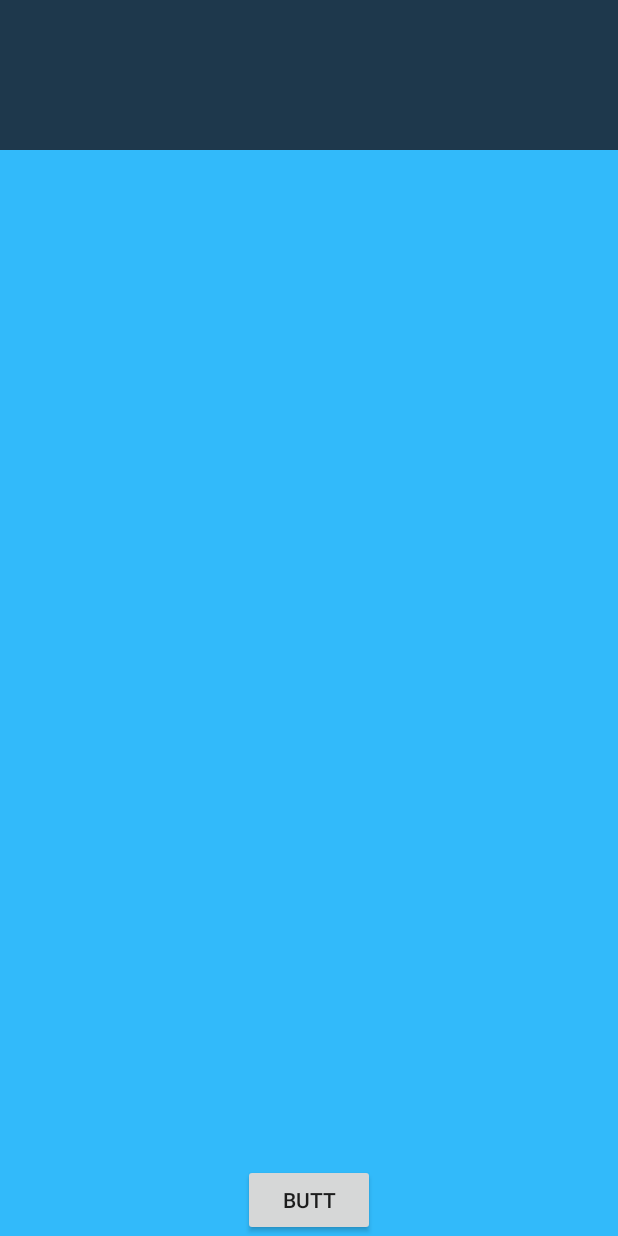
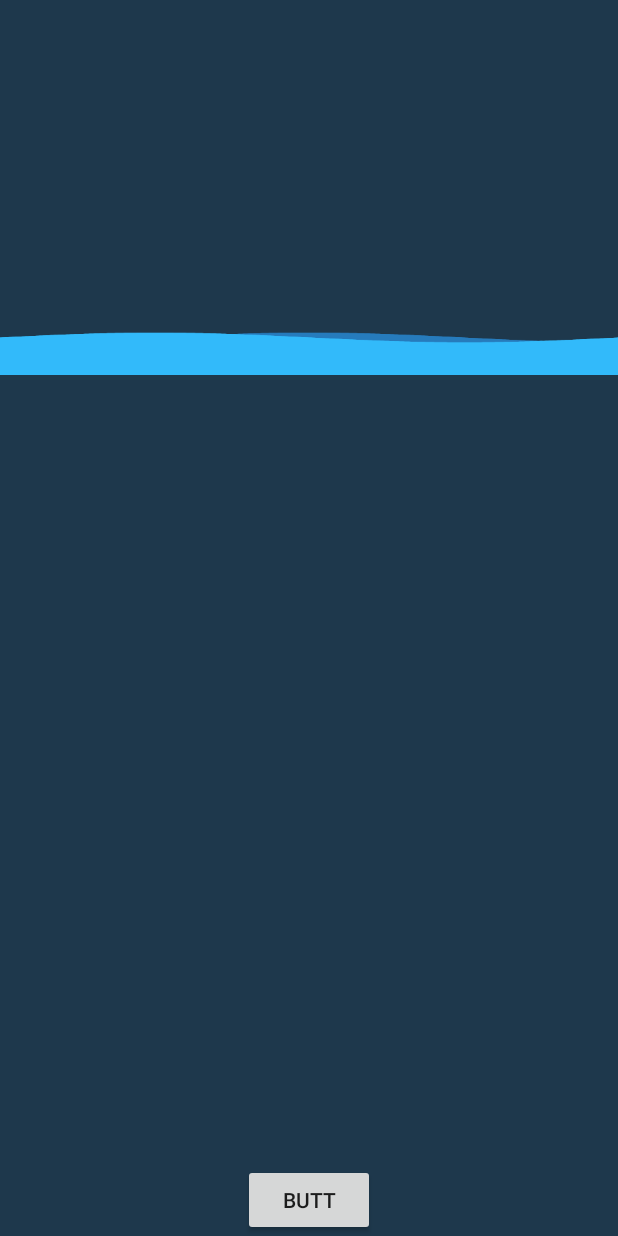
Before and after one commit to ikakus/drink_app, an Android app: the layout activity_main.xml on its own in the app's theme, with its tools: preview values and no code run, on a phone screen of 412 x 824 dp. Run offline under Robolectric (Android 15) with nearby library versions, the phone set to English and light mode, and no system bars.

Commit message:
setting height

```diff
--- /dev/null
+++ b/app/src/main/java/ikakus/com/drink/waterview/WaterLevel.kt
@@ -0,0 +1,75 @@
+package ikakus.com.drink.waterview
+
+import android.content.Context
+import android.graphics.Color
+import android.util.AttributeSet
+import android.view.LayoutInflater
+import android.view.View
+import android.view.ViewTreeObserver
+import android.widget.FrameLayout
+import ikakus.com.drink.R
+import ikakus.com.drink.wave.WaveHelper
+import ikakus.com.drink.wave.WaveView
+
+/**
+ * Created by ikakus on 4/4/17.
+ */
+class WaterLevel : FrameLayout {
+
+    val mBorderColor = Color.parseColor("#3F51B5")
+    val mBorderWidth = 0
+    val mDefaultPercentage = 50
+    constructor(context: Context) : super(context) {
+        initView(context)
+    }
+
+    constructor(context: Context, attrs: AttributeSet) : super(context, attrs) {
+        initView(context)
+    }
+
+    constructor(context: Context, attrs: AttributeSet, defStyleAttr: Int) : super(context, attrs, defStyleAttr) {
+        initView(context)
+    }
+
+
+    private var view: View? = null
+
+    private fun initView(context: Context) {
+        view = LayoutInflater.from(context).inflate(R.layout.view_water_level, this, true)
+        var waveView: WaveView = (view as View?)!!.findViewById(R.id.wave_view) as WaveView
+        waveView.setBorder(mBorderWidth, mBorderColor)
+        waveView.setShapeType(WaveView.ShapeType.SQUARE)
+        var waveHelper = WaveHelper(waveView)
+        waveHelper.start()
+
+        afterMeasured {
+            setPercentage(mDefaultPercentage)
+        }
+    }
+
+    fun setPercentage(percent: Int) {
+        val percentHeight = height / 100
+        val topBack = view?.findViewById(R.id.top_back_color)
+        val waveView = view?.findViewById(R.id.wave_view)
+        val topParams = topBack?.layoutParams
+        val newHeight = (height - percentHeight * percent)
+        topParams?.height = newHeight
+        topBack?.layoutParams = topParams
+
+        val waveParams = waveView?.layoutParams
+        (waveParams as FrameLayout.LayoutParams).setMargins(0, newHeight , 0 ,0)
+        waveView.layoutParams = waveParams
+    }
+
+    inline fun <T: View> T.afterMeasured(crossinline f: T.() -> Unit) {
+        viewTreeObserver.addOnGlobalLayoutListener(object : ViewTreeObserver.OnGlobalLayoutListener {
+            override fun onGlobalLayout() {
+                if (measuredWidth > 0 && measuredHeight > 0) {
+                    viewTreeObserver.removeOnGlobalLayoutListener(this)
+                    f()
+                }
+            }
+        })
+    }
+
+}
--- a/app/src/main/java/ikakus/com/drink/wave/WaveView.kt
+++ b/app/src/main/java/ikakus/com/drink/wave/WaveView.kt
@@ -151,7 +151,7 @@ class WaveView : ViewGroup {
      */
     private fun createShader() {
         mDefaultAngularFrequency = 2.0f * Math.PI / DEFAULT_WAVE_LENGTH_RATIO.toDouble() / width.toDouble()
-        mDefaultAmplitude = height * DEFAULT_AMPLITUDE_RATIO
+        mDefaultAmplitude = height*2 * DEFAULT_AMPLITUDE_RATIO
         mDefaultWaterLevel = height * DEFAULT_WATER_LEVEL_RATIO
         mDefaultWaveLength = width.toFloat()
 
--- a/app/src/main/res/layout/activity_main.xml
+++ b/app/src/main/res/layout/activity_main.xml
@@ -4,16 +4,12 @@
     xmlns:tools="http://schemas.android.com/tools"
     android:layout_width="match_parent"
     android:layout_height="match_parent"
-    android:background="@color/colorFrontWave"
     tools:context="ikakus.com.drink.MainActivity">
 
-    <ikakus.com.drink.wave.WaveView
-        android:id="@+id/wave_view"
+    <ikakus.com.drink.waterview.WaterLevel
+        android:id="@+id/water_level"
         android:layout_width="match_parent"
-        android:layout_height="100dp"
-        android:layout_centerHorizontal="true"
-        android:background="@color/colorBack"
-        />
+        android:layout_height="match_parent"/>
 
     <Button
         android:layout_gravity="center|bottom"
--- /dev/null
+++ b/app/src/main/res/layout/view_water_level.xml
@@ -0,0 +1,27 @@
+<?xml version="1.0" encoding="utf-8"?>
+<FrameLayout xmlns:android="http://schemas.android.com/apk/res/android"
+             android:layout_width="match_parent"
+             android:layout_height="match_parent">
+
+
+    <View
+        android:id="@+id/bottom_back_color"
+        android:layout_width="match_parent"
+        android:background="@color/colorFrontWave"
+        android:layout_height="match_parent"/>
+
+    <View
+        android:id="@+id/top_back_color"
+        android:layout_width="match_parent"
+        android:background="@color/colorBack"
+        android:layout_height="match_parent"/>
+
+    <ikakus.com.drink.wave.WaveView
+        android:layout_marginTop="200dp"
+        android:id="@+id/wave_view"
+        android:layout_width="match_parent"
+        android:layout_height="50dp"
+        android:layout_centerHorizontal="true"
+        android:background="@color/colorBack"
+        />
+</FrameLayout>
```
Also changed, not shown: app/src/main/java/ikakus/com/drink/MainActivity.kt (+1 -19 lines).
